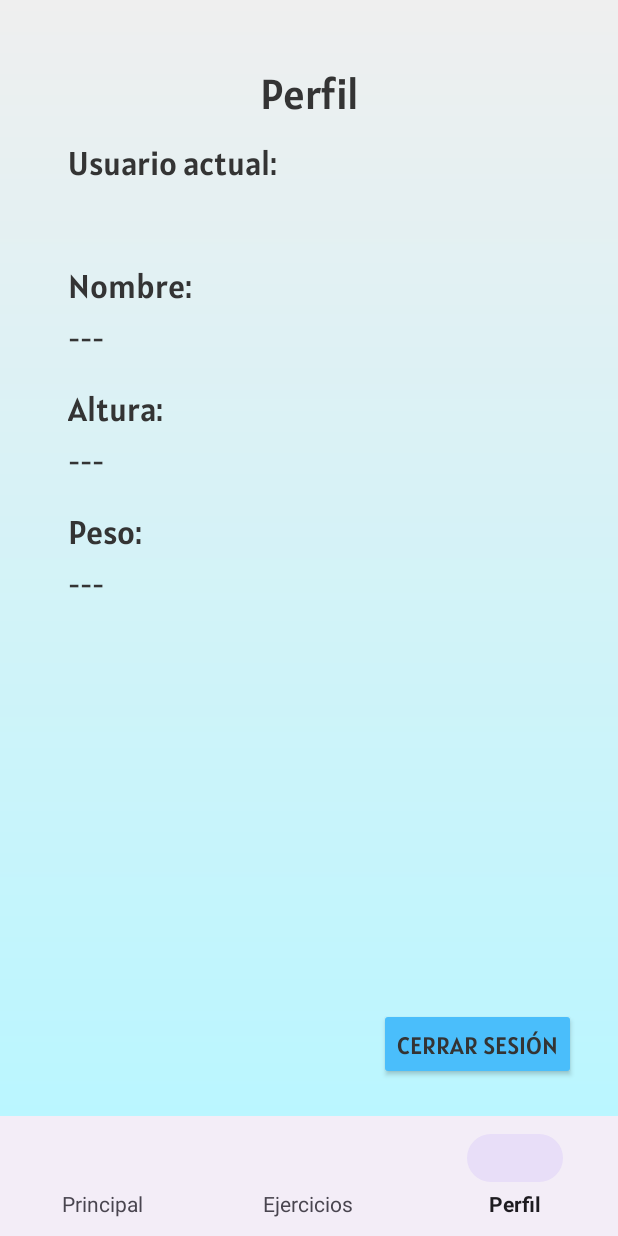
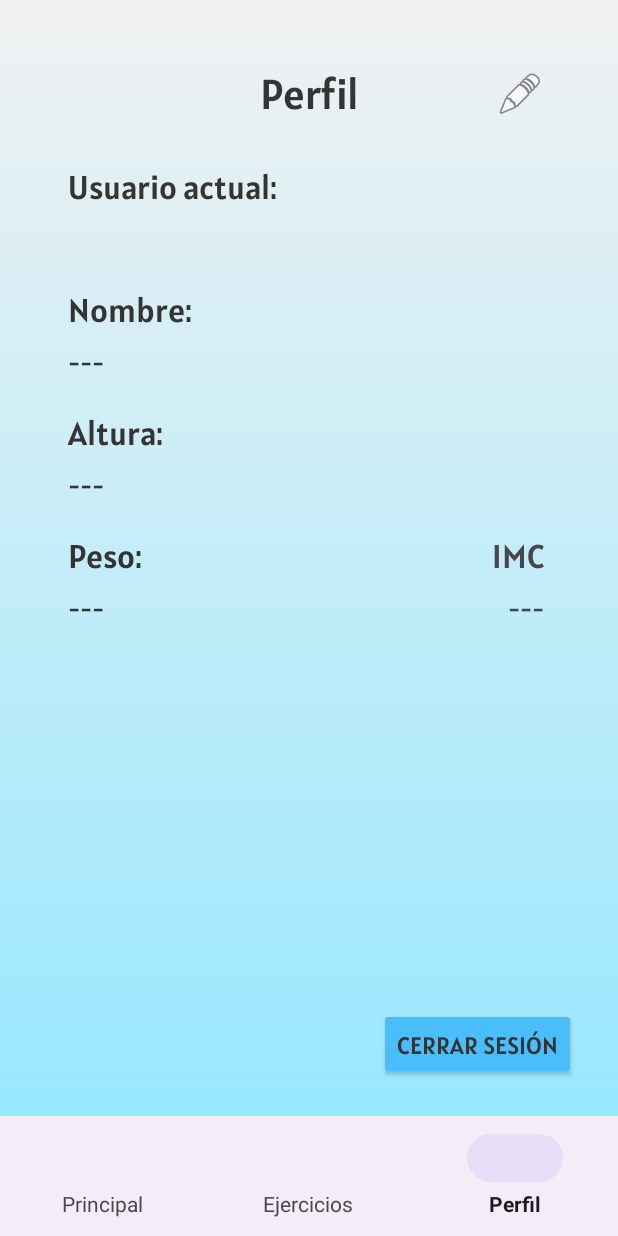
Before and after one commit to alvaroP11/SimpleFit, an Android app: the screen it shows after launch once a user with an empty profile is signed in (MainActivity), item 3 of the bottom bar chosen, on a phone screen of 412 x 824 dp. Run offline under Robolectric (Android 15) with nearby library versions, the phone set to English and light mode, and no system bars; our stand-ins replace Firebase (no records; nobody signed in at launch, a user with empty details on screens opened directly).

```diff
--- a/app/src/main/AndroidManifest.xml
+++ b/app/src/main/AndroidManifest.xml
@@ -12,6 +12,9 @@
         android:supportsRtl="true"
         android:theme="@style/Theme.SimpleFit"
         tools:targetApi="31">
+        <activity
+            android:name=".ui.perfil.EditarPerfilActivity"
+            android:exported="false" />
         <activity
             android:name=".ui.home.EditarEjercicioRutinaActivity"
             android:exported="false" />
--- a/app/src/main/java/com/example/appgimnasiotfg/ui/ejercicios/EjercicioActivity.kt
+++ b/app/src/main/java/com/example/appgimnasiotfg/ui/ejercicios/EjercicioActivity.kt
@@ -57,7 +57,7 @@ class EjercicioActivity : AppCompatActivity() {
         // Cargar datos del ejercicio
         val ejercicio = intent.getSerializableExtra("ejercicio") as? Ejercicio //Con "?", en caso de lanzar una excepcion, lo evita y devuelve un Ejercicio null
         if (ejercicio != null) {
-            binding.nombreTV.text = ejercicio.nombre
+            binding.nombreEjercicioTV.text = ejercicio.nombre
             binding.descripcionTV.text = ejercicio.descripcion
             Glide.with(this).load(ejercicio.imagen).into(binding.ejercicioImg)
 
--- a/app/src/main/java/com/example/appgimnasiotfg/ui/ejercicios/EjercicioAdapter.kt
+++ b/app/src/main/java/com/example/appgimnasiotfg/ui/ejercicios/EjercicioAdapter.kt
@@ -16,7 +16,7 @@ class EjercicioAdapter(
 ) : RecyclerView.Adapter<EjercicioAdapter.ViewHolder>() {
 
     inner class ViewHolder(itemView: View) : RecyclerView.ViewHolder(itemView) {
-        val nombreText: TextView = itemView.findViewById(R.id.nombreEjercicioTV)
+        val nombreText: TextView = itemView.findViewById(R.id.nombreEjercicioEditTV)
         val descripcionText: TextView = itemView.findViewById(R.id.descripcionEjercicioTV)
         val imagen: ImageView = itemView.findViewById(R.id.imagenEjercicio)
 
--- a/app/src/main/java/com/example/appgimnasiotfg/ui/home/AddEjercicioAdapter.kt
+++ b/app/src/main/java/com/example/appgimnasiotfg/ui/home/AddEjercicioAdapter.kt
@@ -17,7 +17,7 @@ class AddEjercicioAdapter(private val lista: List<Ejercicio>) :
 
     inner class ViewHolder(val binding: ItemEjercicioSeleccionableBinding) : RecyclerView.ViewHolder(binding.root) {
         fun bind(ejercicio: Ejercicio) {
-            binding.nombreEjercicioTV.text = ejercicio.nombre
+            binding.nombreEjercicioEditTV.text = ejercicio.nombre
             Glide.with(binding.root).load(ejercicio.imagen).into(binding.imagenEjercicioSeleccionable)
             binding.itemCB.setOnCheckedChangeListener(null)
             binding.itemCB.isChecked = seleccionados.contains(ejercicio.id)
--- a/app/src/main/java/com/example/appgimnasiotfg/ui/home/EditarEjercicioRutinaActivity.kt
+++ b/app/src/main/java/com/example/appgimnasiotfg/ui/home/EditarEjercicioRutinaActivity.kt
@@ -34,7 +34,7 @@ class EditarEjercicioRutinaActivity : AppCompatActivity() {
         val tipo = ejercicio?.tipo ?: TipoEjercicio.PESO_VARIABLE
 
         // Mostrar datos básicos
-        binding.nombreEjercicioTV.text = ejercicio?.nombre ?: "Ejercicio"
+        binding.nombreEjercicioEditTV.text = ejercicio?.nombre ?: "Ejercicio"
         binding.descripcionEjercicioTV.text = ejercicio?.descripcion ?: "Descripción"
 
         // Mostrar/ocultar campos según el tipo de ejercicio
--- a/app/src/main/java/com/example/appgimnasiotfg/ui/home/EjercicioRutinaAdapter.kt
+++ b/app/src/main/java/com/example/appgimnasiotfg/ui/home/EjercicioRutinaAdapter.kt
@@ -28,7 +28,7 @@ class EjercicioRutinaAdapter(
 
         with(holder.binding) {
             if (ejercicio != null) {
-                nombreEjercicioTV.text = ejercicio.nombre
+                nombreEjercicioEditTV.text = ejercicio.nombre
                 descripcionEjercicioTV.text = ejercicio.descripcion
 
                 val tipo = ejercicio.tipo
@@ -39,7 +39,7 @@ class EjercicioRutinaAdapter(
                 }
                 infoEjercicioTV.text = info
             } else {
-                nombreEjercicioTV.text = "Ejercicio no cargado"
+                nombreEjercicioEditTV.text = "Ejercicio no cargado"
                 descripcionEjercicioTV.text = ""
                 infoEjercicioTV.text = ""
             }
--- a/app/src/main/java/com/example/appgimnasiotfg/ui/perfil/PerfilFragment.kt
+++ b/app/src/main/java/com/example/appgimnasiotfg/ui/perfil/PerfilFragment.kt
@@ -1,17 +1,22 @@
 package com.example.appgimnasiotfg.ui.perfil
 
 import android.content.Intent
+import android.graphics.Color
 import androidx.fragment.app.viewModels
 import android.os.Bundle
 import androidx.fragment.app.Fragment
 import android.view.LayoutInflater
 import android.view.View
 import android.view.ViewGroup
-import com.example.appgimnasiotfg.R
-import com.example.appgimnasiotfg.databinding.FragmentHomeBinding
+import android.widget.TextView
 import com.example.appgimnasiotfg.databinding.FragmentPerfilBinding
 import com.example.appgimnasiotfg.ui.login.LoginActivity
 import com.google.firebase.auth.FirebaseAuth
+import com.google.firebase.firestore.FirebaseFirestore
+import com.example.appgimnasiotfg.ui.model.Usuario
+import java.text.NumberFormat
+import java.text.ParseException
+import java.util.Locale
 
 class PerfilFragment : Fragment() {
 
@@ -22,6 +27,7 @@ class PerfilFragment : Fragment() {
     private val viewModel: PerfilViewModel by viewModels()
     private lateinit var binding: FragmentPerfilBinding
     private val auth = FirebaseAuth.getInstance()
+    private val userUID = auth.currentUser?.uid
 
     override fun onCreate(savedInstanceState: Bundle?) {
         super.onCreate(savedInstanceState)
@@ -44,6 +50,7 @@ class PerfilFragment : Fragment() {
             logOut()
         }
 
+        obtenerDatosUsuario()
         binding.correoTV.setText(auth.currentUser?.email.toString())
     }
 
@@ -53,4 +60,56 @@ class PerfilFragment : Fragment() {
         intent.flags = Intent.FLAG_ACTIVITY_NEW_TASK or Intent.FLAG_ACTIVITY_CLEAR_TASK
         startActivity(intent)
     }
+
+    fun obtenerDatosUsuario(){
+        if (userUID != null) {
+            FirebaseFirestore.getInstance()
+                .collection("usuarios")
+                .document(userUID)
+                .get()
+                .addOnSuccessListener { doc ->
+                    doc.toObject(Usuario::class.java)?.let { usuario ->
+                        binding.nombreUsuarioObtenidoTV.text = usuario.nombre
+                        binding.alturaUsuarioObtenidaTV.text = formatearAltura(usuario.altura)
+                        binding.pesoUsuarioObtenidoTV.text = String.format(Locale.getDefault(), "%.1f kg", usuario.peso)
+
+                        val imc = calcularIMC(usuario.altura, usuario.peso)
+                        binding.imcUsuarioObtenidoTV.text = String.format(Locale.getDefault(), "%.1f", imc)
+                        colorearIMC(binding.imcUsuarioObtenidoTV, imc)
+
+                        binding.editarUsuarioBT.setOnClickListener {
+                            val intent = Intent(requireContext(), EditarPerfilActivity::class.java)
+                            intent.putExtra("usuario",usuario)
+                            startActivity(intent)
+                        }
+                    }
+                }
+        }
+    }
+
+    fun calcularIMC(alturaCm: Int, pesoKg: Float): Float {
+        val alturaM = alturaCm / 100f
+        return pesoKg / (alturaM * alturaM)
+    }
+
+
+    fun colorearIMC(view: TextView, imc: Float) {
+        val color = when {
+            imc < 18.5 -> Color.parseColor("#2196F3") // Azul - bajo peso
+            imc < 25 -> Color.parseColor("#4CAF50") // Verde - normal
+            imc < 30 -> Color.parseColor("#FFC107") // Amarillo - sobrepeso
+            else -> Color.parseColor("#F44336") // Rojo - obesidad
+        }
+        view.setBackgroundColor(color)
+    }
+
+    fun formatearAltura(alturaCm: Int): String {
+        return if (alturaCm >= 100) {
+            val alturaMetros = alturaCm / 100f
+            String.format(Locale.getDefault(), "%.2f m", alturaMetros)
+        } else {
+            "$alturaCm cm"
+        }
+    }
+
 }
--- a/app/src/main/res/drawable/background_gradient.xml
+++ b/app/src/main/res/drawable/background_gradient.xml
@@ -2,7 +2,7 @@
     android:shape="rectangle">
     <gradient
         android:angle="270"
-        android:startColor="#EFEFEF"
-        android:endColor="#BAF6FF"
+        android:startColor="#F1F1F1"
+        android:endColor="#98E8FF"
         android:type="linear" />
 </shape>
--- a/app/src/main/res/layout/activity_ejercicio.xml
+++ b/app/src/main/res/layout/activity_ejercicio.xml
@@ -9,7 +9,7 @@
     tools:context=".ui.ejercicios.EjercicioActivity">
 
     <TextView
-        android:id="@+id/nombreTV"
+        android:id="@+id/nombreEjercicioTV"
         android:layout_width="wrap_content"
         android:layout_height="wrap_content"
         android:fontFamily="@font/alatsi"
@@ -32,7 +32,7 @@
         android:textSize="22sp"
         app:layout_constraintEnd_toStartOf="@+id/guideline10"
         app:layout_constraintStart_toStartOf="@+id/guideline9"
-        app:layout_constraintTop_toBottomOf="@+id/nombreTV" />
+        app:layout_constraintTop_toBottomOf="@+id/nombreEjercicioTV" />
 
     <ImageView
         android:id="@+id/ejercicioImg"
--- a/app/src/main/res/layout/fragment_perfil.xml
+++ b/app/src/main/res/layout/fragment_perfil.xml
@@ -9,7 +9,7 @@
     tools:context=".ui.perfil.PerfilFragment">
 
     <TextView
-        android:id="@+id/textView3"
+        android:id="@+id/perfilTV"
         android:layout_width="wrap_content"
         android:layout_height="wrap_content"
         android:fontFamily="@font/alatsi"
@@ -57,16 +57,16 @@
         app:layout_constraintGuide_percent="0.9" />
 
     <TextView
-        android:id="@+id/textView5"
+        android:id="@+id/usuarioActualTV"
         android:layout_width="wrap_content"
         android:layout_height="wrap_content"
-        android:layout_marginTop="8dp"
+        android:layout_marginTop="24dp"
         android:fontFamily="@font/alatsi"
         android:text="Usuario actual:"
         android:textColor="@color/text_color"
         android:textSize="22sp"
         app:layout_constraintStart_toStartOf="@+id/guideline18"
-        app:layout_constraintTop_toBottomOf="@+id/textView3" />
+        app:layout_constraintTop_toBottomOf="@+id/perfilTV" />
 
     <TextView
         android:id="@+id/correoTV"
@@ -79,10 +79,10 @@
         android:textColor="@color/text_color"
         android:textSize="18sp"
         app:layout_constraintStart_toStartOf="@+id/guideline18"
-        app:layout_constraintTop_toBottomOf="@+id/textView5" />
+        app:layout_constraintTop_toBottomOf="@+id/usuarioActualTV" />
 
     <TextView
-        android:id="@+id/textView7"
+        android:id="@+id/nombreUsuarioTV"
         android:layout_width="wrap_content"
         android:layout_height="wrap_content"
         android:layout_marginTop="16dp"
@@ -94,7 +94,7 @@
         app:layout_constraintTop_toBottomOf="@+id/correoTV" />
 
     <TextView
-        android:id="@+id/textView8"
+        android:id="@+id/nombreUsuarioObtenidoTV"
         android:layout_width="wrap_content"
         android:layout_height="wrap_content"
         android:layout_marginTop="4dp"
@@ -103,10 +103,10 @@
         android:textColor="@color/text_color"
         android:textSize="18sp"
         app:layout_constraintStart_toStartOf="@+id/guideline18"
-        app:layout_constraintTop_toBottomOf="@+id/textView7" />
+        app:layout_constraintTop_toBottomOf="@+id/nombreUsuarioTV" />
 
     <TextView
-        android:id="@+id/textView9"
+        android:id="@+id/alturaUsuarioTV"
         android:layout_width="wrap_content"
         android:layout_height="wrap_content"
         android:layout_marginTop="16dp"
@@ -115,10 +115,10 @@
         android:textColor="@color/text_color"
         android:textSize="22sp"
         app:layout_constraintStart_toStartOf="@+id/guideline18"
-        app:layout_constraintTop_toBottomOf="@+id/textView8" />
+        app:layout_constraintTop_toBottomOf="@+id/nombreUsuarioObtenidoTV" />
 
     <TextView
-        android:id="@+id/textView10"
+        android:id="@+id/alturaUsuarioObtenidaTV"
         android:layout_width="wrap_content"
         android:layout_height="wrap_content"
         android:layout_marginTop="4dp"
@@ -127,10 +127,10 @@
         android:textColor="@color/text_color"
         android:textSize="18sp"
         app:layout_constraintStart_toStartOf="@+id/guideline18"
-        app:layout_constraintTop_toBottomOf="@+id/textView9" />
+        app:layout_constraintTop_toBottomOf="@+id/alturaUsuarioTV" />
 
     <TextView
-        android:id="@+id/textView11"
+        android:id="@+id/pesoUsuarioTV"
         android:layout_width="wrap_content"
         android:layout_height="wrap_content"
         android:layout_marginTop="16dp"
@@ -139,10 +139,10 @@
         android:textColor="@color/text_color"
         android:textSize="22sp"
         app:layout_constraintStart_toStartOf="@+id/guideline18"
-        app:layout_constraintTop_toBottomOf="@+id/textView10" />
+        app:layout_constraintTop_toBottomOf="@+id/alturaUsuarioObtenidaTV" />
 
     <TextView
-        android:id="@+id/textView12"
+        android:id="@+id/pesoUsuarioObtenidoTV"
         android:layout_width="wrap_content"
         android:layout_height="wrap_content"
         android:layout_marginTop="4dp"
@@ -151,6 +151,40 @@
         android:textColor="@color/text_color"
         android:textSize="18sp"
         app:layout_constraintStart_toStartOf="@+id/guideline18"
-        app:layout_constraintTop_toBottomOf="@+id/textView11" />
+        app:layout_constraintTop_toBottomOf="@+id/pesoUsuarioTV" />
+
+    <ImageButton
+        android:id="@+id/editarUsuarioBT"
+        android:layout_width="48dp"
+        android:layout_height="48dp"
+        android:background="?attr/selectableItemBackgroundBorderless"
+        android:src="@android:drawable/ic_menu_edit"
+        app:layout_constraintEnd_toStartOf="@+id/guideline20"
+        app:layout_constraintTop_toTopOf="@+id/guideline6"
+        tools:ignore="SpeakableTextPresentCheck" />
+
+    <TextView
+        android:id="@+id/imcUsuarioTV"
+        android:layout_width="wrap_content"
+        android:layout_height="wrap_content"
+        android:layout_marginEnd="8dp"
+        android:fontFamily="@font/alatsi"
+        android:text="IMC"
+        android:textSize="22sp"
+        app:layout_constraintBaseline_toBaselineOf="@+id/pesoUsuarioTV"
+        app:layout_constraintEnd_toStartOf="@+id/guideline20" />
+
+    <TextView
+        android:id="@+id/imcUsuarioObtenidoTV"
+        android:layout_width="wrap_content"
+        android:layout_height="wrap_content"
+        android:layout_marginTop="4dp"
+        android:layout_marginEnd="8dp"
+        android:fontFamily="@font/alatsi"
+        android:gravity="end"
+        android:text="---"
+        android:textSize="18sp"
+        app:layout_constraintEnd_toStartOf="@+id/guideline20"
+        app:layout_constraintTop_toBottomOf="@+id/imcUsuarioTV" />
 
 </androidx.constraintlayout.widget.ConstraintLayout>
--- a/app/src/main/res/layout/item_ejercicio.xml
+++ b/app/src/main/res/layout/item_ejercicio.xml
@@ -26,7 +26,7 @@
             tools:srcCompat="@tools:sample/avatars" />
 
         <TextView
-            android:id="@+id/nombreEjercicioTV"
+            android:id="@+id/nombreEjercicioEditTV"
             android:layout_width="0dp"
             android:layout_height="wrap_content"
             android:layout_marginStart="16dp"
@@ -57,7 +57,7 @@
             app:layout_constraintBottom_toBottomOf="parent"
             app:layout_constraintEnd_toStartOf="@+id/guideline14"
             app:layout_constraintStart_toStartOf="parent"
-            app:layout_constraintTop_toBottomOf="@+id/nombreEjercicioTV" />
+            app:layout_constraintTop_toBottomOf="@+id/nombreEjercicioEditTV" />
 
         <androidx.constraintlayout.widget.Guideline
             android:id="@+id/guideline14"
--- a/app/src/main/res/layout/item_ejercicio_rutina.xml
+++ b/app/src/main/res/layout/item_ejercicio_rutina.xml
@@ -14,7 +14,7 @@
         android:background="@color/background_recyclerview">
 
         <TextView
-            android:id="@+id/nombreEjercicioTV"
+            android:id="@+id/nombreEjercicioEditTV"
             android:layout_width="0dp"
             android:layout_height="wrap_content"
             android:layout_marginStart="8dp"
@@ -42,7 +42,7 @@
             app:layout_constraintBottom_toTopOf="@+id/infoEjercicioTV"
             app:layout_constraintEnd_toStartOf="@+id/btnEditar"
             app:layout_constraintStart_toEndOf="@+id/checkRealizado"
-            app:layout_constraintTop_toBottomOf="@id/nombreEjercicioTV" />
+            app:layout_constraintTop_toBottomOf="@id/nombreEjercicioEditTV" />
 
         <TextView
             android:id="@+id/infoEjercicioTV"
--- a/app/src/main/res/layout/item_ejercicio_seleccionable.xml
+++ b/app/src/main/res/layout/item_ejercicio_seleccionable.xml
@@ -18,7 +18,7 @@
         app:layout_constraintTop_toTopOf="parent" />
 
     <TextView
-        android:id="@+id/nombreEjercicioTV"
+        android:id="@+id/nombreEjercicioEditTV"
         android:layout_width="0dp"
         android:layout_height="wrap_content"
         android:ellipsize="end"
```
Also changed, not shown: app/src/main/java/com/example/appgimnasiotfg/ui/model/Usuario.kt (added, +9 -0 lines), app/src/main/java/com/example/appgimnasiotfg/ui/perfil/EditarPerfilActivity.kt (added, +74 -0 lines), app/src/main/res/layout/activity_editar_ejercicio_rutina.xml (+9 -4 lines), app/src/main/res/layout/activity_editar_perfil.xml (added, +127 -0 lines), 1 other file.
